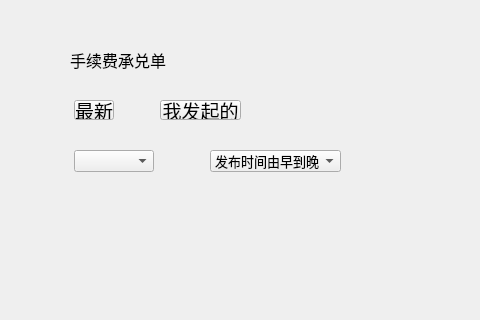
This is poundage/PoundageWidget.ui in HcashOrg/hx-indicator as Qt 5 draws it before an edit; both pictures show x 0 to 480 and y 0 to 320 of the 770 by 530 pixel window. The edited form follows.
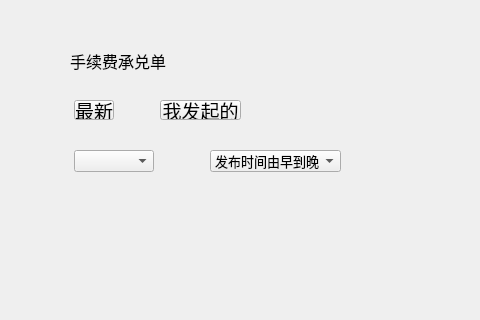
This is the edited form.

Diff of the .ui file:
```diff
--- a/poundage/PoundageWidget.ui
+++ b/poundage/PoundageWidget.ui
@@ -29,7 +29,7 @@
      <x>70</x>
      <y>50</y>
      <width>201</width>
-     <height>20</height>
+     <height>22</height>
     </rect>
    </property>
    <property name="font">
```
